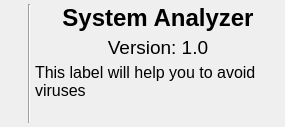
First picture: the form in src/main/aboutdialog.ui, repository Gris87/SystemAnalyzer, before the edit.
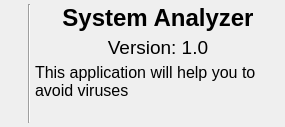
Second picture: the form after the edit. Icons and pictures are not drawn.

Diff of the .ui file:
```diff
--- a/src/main/aboutdialog.ui
+++ b/src/main/aboutdialog.ui
@@ -135,7 +135,7 @@
         </font>
        </property>
        <property name="text">
-        <string>This label will help you to avoid viruses</string>
+        <string>This application will help you to avoid viruses</string>
        </property>
        <property name="alignment">
         <set>Qt::AlignLeading|Qt::AlignLeft|Qt::AlignTop</set>
```
